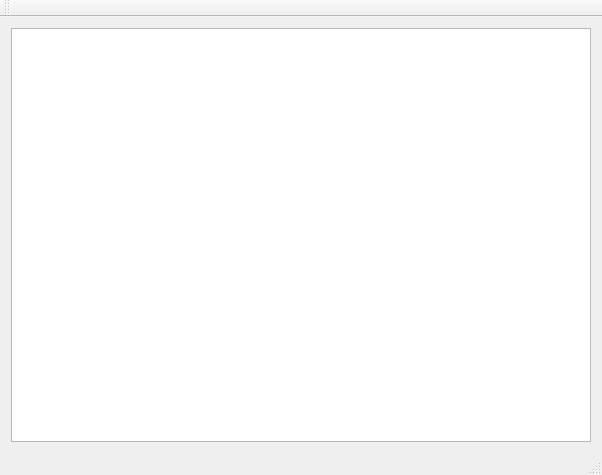
Qt form EndurvinnslustöðATeam/Skil3/mainwindow.ui (trunti/verklegtn-m) before a commit.
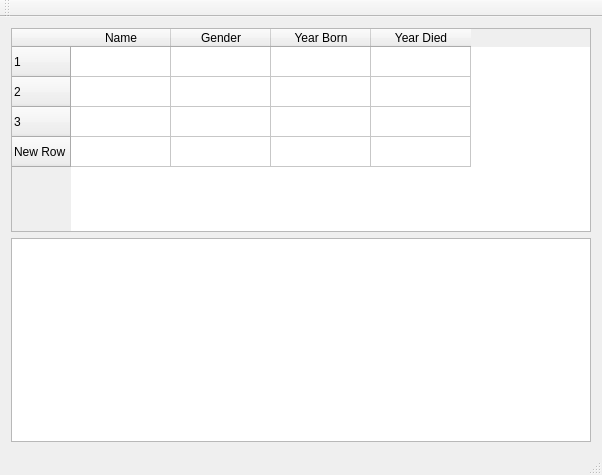
The same form after that commit.

Diff of the .ui file:
```diff
--- a/EndurvinnslustöðATeam/Skil3/mainwindow.ui
+++ b/EndurvinnslustöðATeam/Skil3/mainwindow.ui
@@ -15,6 +15,50 @@
   </property>
   <widget class="QWidget" name="centralWidget">
    <layout class="QVBoxLayout" name="verticalLayout">
+    <item>
+     <widget class="QTableWidget" name="table_scientists">
+      <row>
+       <property name="text">
+        <string>1</string>
+       </property>
+      </row>
+      <row>
+       <property name="text">
+        <string>2</string>
+       </property>
+      </row>
+      <row>
+       <property name="text">
+        <string>3</string>
+       </property>
+      </row>
+      <row>
+       <property name="text">
+        <string>New Row</string>
+       </property>
+      </row>
+      <column>
+       <property name="text">
+        <string>Name</string>
+       </property>
+      </column>
+      <column>
+       <property name="text">
+        <string>Gender</string>
+       </property>
+      </column>
+      <column>
+       <property name="text">
+        <string>Year Born</string>
+       </property>
+      </column>
+      <column>
+       <property name="text">
+        <string>Year Died</string>
+       </property>
+      </column>
+     </widget>
+    </item>
     <item>
      <widget class="QListWidget" name="list_scient"/>
     </item>
```
Left out of the diff: 2 changed lines with no effect on the pictures.
